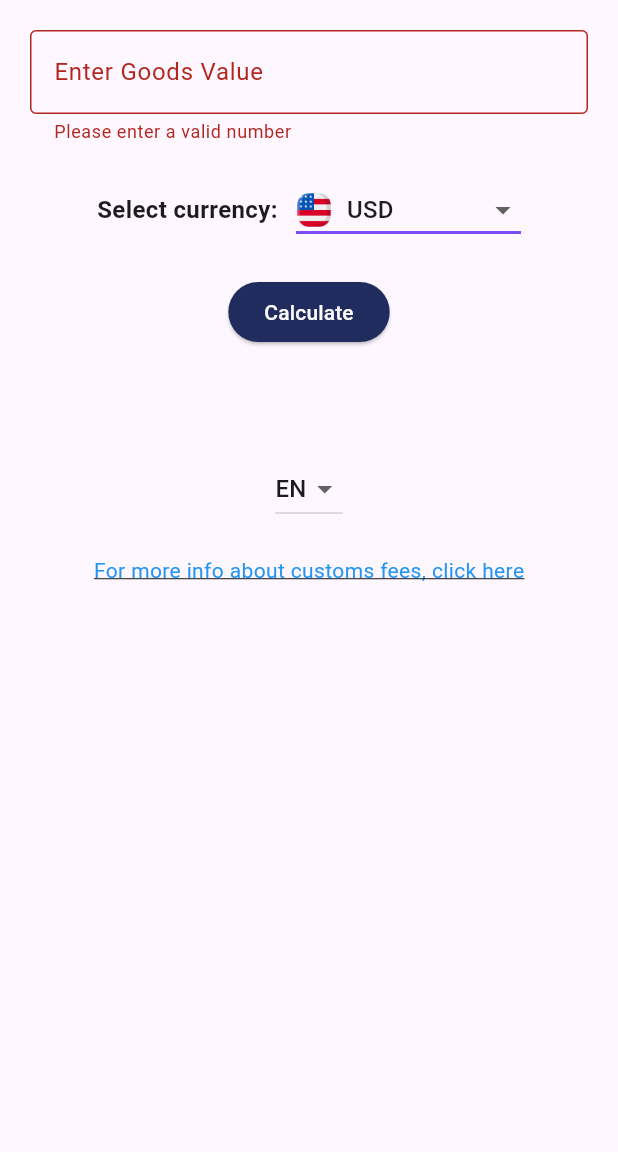
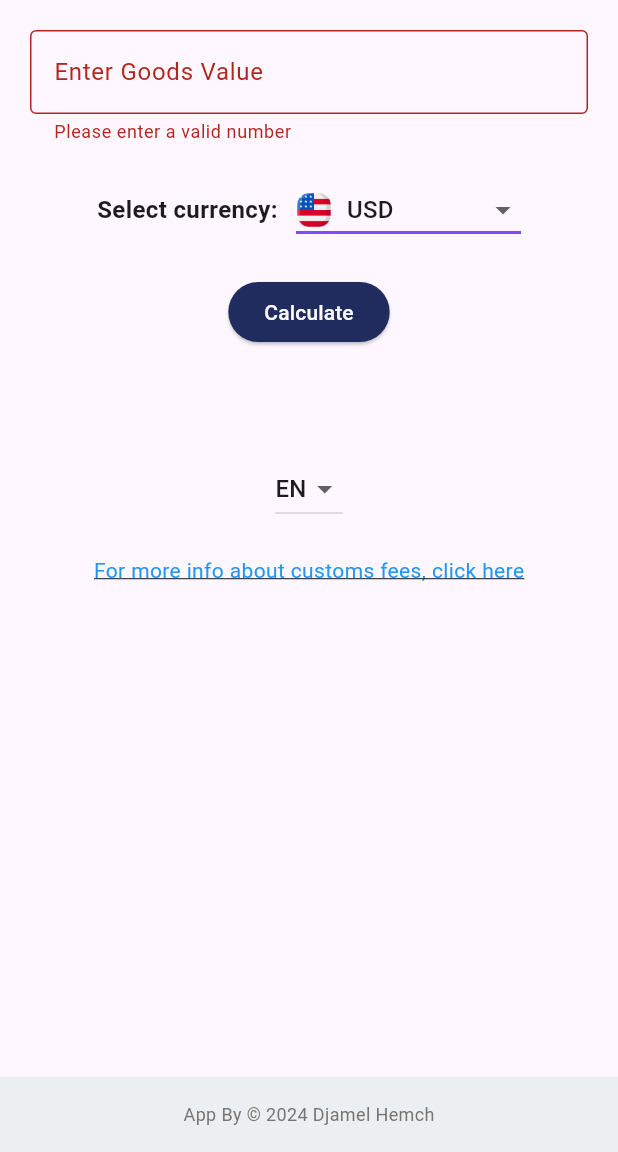
Before and after one commit to djamelhemch/dz_customs_fees, a Flutter app: the screen it shows after launch, after a tap on "Calculate", on a phone screen of 412 x 824 dp, the part 84-1236 px from its top. Run offline on Flutter 3.47's test engine with Material 3 defaults, Android fonts, the phone set to English and light mode, and no system bars; network calls fail.

```diff
--- a/lib/main.dart
+++ b/lib/main.dart
@@ -22,6 +22,19 @@ class MyApp extends StatelessWidget {
             primarySwatch: Colors.blue,
             visualDensity: VisualDensity.adaptivePlatformDensity,
           ),
+          supportedLocales: const [
+            Locale('en', ''), // English
+            Locale('fr', ''), // French
+            Locale('ar', ''), // Arabic
+          ],
+          localeResolutionCallback: (locale, supportedLocales) {
+            for (var supportedLocale in supportedLocales) {
+              if (supportedLocale.languageCode == locale?.languageCode) {
+                return supportedLocale;
+              }
+            }
+            return supportedLocales.first;
+          },
         ),
       ),
     );
@@ -50,7 +63,7 @@ class LocaleProvider with ChangeNotifier {
       "failedToLoadExchangeRate": "Failed to load exchange rate",
       "moreInfo": "For more info about customs fees, click here",
       "RateTo" : "Rate to DZD",
-      "CurrentRate" : "Current Exchange Rates To Algerian Dinar",
+      "CurrentRate" : "Current Exchange Rates To Algerian Dinar :",
       "Selectcurrency": "Select currency"
     },
     'fr': {
@@ -65,7 +78,7 @@ class LocaleProvider with ChangeNotifier {
       "failedToLoadExchangeRate": "Échec du chargement du taux de change",
       "moreInfo": "Pour plus d'informations sur les frais de douane, cliquez ici",
       "RateTo" : "Taux en DZD",
-      "CurrentRate" : "Taux de change actuels en dinar algérien",
+      "CurrentRate" : "Taux de change actuels en dinar algérien :",
       "Selectcurrency": "Sélectionnez la devise"
     },
     'ar': {
@@ -79,8 +92,8 @@ class LocaleProvider with ChangeNotifier {
       "error": "حدث خطأ",
       "failedToLoadExchangeRate": "فشل تحميل سعر الصرف",
       "moreInfo": "لمزيد من المعلومات حول الرسوم الجمركية، انقر هنا",
-      "RateTo" : "السعر دج ",
-      "CurrentRate" : "أسعار الصرف الحالية إلى الدينار الجزائري",
+      "RateTo" : "السعر د.ج ",
+      "CurrentRate" : "أسعار الصرف الحالية إلى الدينار الجزائري :",
       "Selectcurrency": "اختر العملة"
       // Add more locales as needed
     }
@@ -97,8 +110,9 @@ class CustomsCalculator extends StatefulWidget {
 class _CustomsCalculatorState extends State<CustomsCalculator> {
   final TextEditingController _goodsValueController = TextEditingController();
   double _customsDuty = 0.0, _vat = 0.0, _totalFees = 0.0;
-  final String _currency = 'USD';
+  String _currency = 'USD';
   String? _errorText;
+  String? _exchangeRateError;
   bool _isLoading = false;
 
   Future<void> calculateCustomsFees() async {
@@ -154,9 +168,14 @@ class _CustomsCalculatorState extends State<CustomsCalculator> {
       }
       setState(() {
         _exchangeRates = newRates;
+        _exchangeRateError = null;  // Clear any previous errors if successful
       });
     } catch (e) {
-      print('Error fetching exchange rates: $e');
+
+      setState(() {
+        _exchangeRates.clear();  // Clear any existing rates
+        _exchangeRateError = 'Failed to load exchange rates'; // Set an appropriate error message
+      });
     }
   }
 
@@ -248,51 +267,83 @@ class _CustomsCalculatorState extends State<CustomsCalculator> {
             const SizedBox(height: 20),
             if (_errorText == null) ...[
               Text(
+                localizations.locale == 'ar' ?
+                '${localizations.translate('customsDuty')}: ${_customsDuty.toStringAsFixed(2)} دج' :
                 '${localizations.translate('customsDuty')}: ${_customsDuty.toStringAsFixed(2)} DZD',
                 style: const TextStyle(
-                  fontSize: 20, // Specific larger font size for these texts
-                  fontWeight: FontWeight.bold, // Making the text bold to emphasize
-                  color: Colors.black, // Specifying color, adjust if you have a theme color
+                  fontSize: 20,
+                  fontWeight: FontWeight.bold,
+                  color: Colors.black,
                 ),
               ),
 
               Text(
+                localizations.locale == 'ar' ?
+                '${localizations.translate('vat')}: ${_vat.toStringAsFixed(2)} دج' :
                 '${localizations.translate('vat')}: ${_vat.toStringAsFixed(2)} DZD',
                 style: const TextStyle(
-                  fontSize: 20, // Consistent font size for similar texts
+                  fontSize: 20,
                   fontWeight: FontWeight.bold,
                   color: Colors.black,
                 ),
               ),
-              Text('${localizations.translate('totalFees')}: ${_totalFees.toStringAsFixed(2)} DZD',
+
+              Text(
+                localizations.locale == 'ar' ?
+                '${localizations.translate('totalFees')}: ${_totalFees.toStringAsFixed(2)} دج' :
+                '${localizations.translate('totalFees')}: ${_totalFees.toStringAsFixed(2)} DZD',
                 style: const TextStyle(
-                  fontSize: 20, // Consistent font size for similar texts
+                  fontSize: 20,
                   fontWeight: FontWeight.bold,
                   color: Colors.black,
                 ),
               ),
+              const SizedBox(height: 20),
               Column(
-                crossAxisAlignment: CrossAxisAlignment.start,
+                mainAxisAlignment: MainAxisAlignment.center,
+                crossAxisAlignment: CrossAxisAlignment.center,
                 children: <Widget>[
+                  if (_exchangeRates.isNotEmpty) ...[
+                    Text(
+                      localizations.translate('CurrentRate'),
+                      style: const TextStyle(
+                        fontSize: 16, // Increasing the font size
+                        fontWeight: FontWeight.bold, // Making the text bold
+                        color: Colors.blue, // Changing the text color to blue
 
-                  const SizedBox(height: 20),
-                   Text(localizations.translate('CurrentRate')),
+                        decoration: TextDecoration.underline, // Underlining the text
+                        decorationColor: Colors.blue, // Color of the underline
+                        decorationStyle: TextDecorationStyle.solid, // Style of the underline
+                      ),
+                    )
+                    ,
                     DataTable(
                       columns: <DataColumn>[
-                      DataColumn(label: Text(localizations.translate('currency'))),  // Correct usage of Text widget
-                      DataColumn(label: Text(localizations.translate('RateTo'))),   // Ensure the key 'RateTo' is defined in your translations
+                        DataColumn(label: Text(localizations.translate('currency'))),
+                        DataColumn(label: Text(localizations.translate('RateTo'))),
                       ],
                       rows: _exchangeRates.entries.map((entry) => DataRow(
                         cells: [
                           DataCell(Row(children: [
-                          Image.asset('lib/assets/images/${entry.key}.png', width: 20),  // Currency icon
-                          Text(entry.key),
+                            Image.asset('lib/assets/images/${entry.key}.png', width: 20),
+                            Text("  1 ${entry.key}"),
                           ])),
                           DataCell(Row(children: [
-                        Image.asset('lib/assets/images/DZD.png', width: 24),  // DZD Currency icon
-                          Text('${entry.value.toStringAsFixed(2)} DZD')])),
-                    ])).toList(),
+                            Image.asset('lib/assets/images/DZD.png', width: 20),
+                            Text('${entry.value.toStringAsFixed(2)} DZD'),
+                          ])),
+                        ],
+                      )).toList(),
                     ),
+                  ] else if (_exchangeRateError != null) ...[
+                    Padding(
+                      padding: EdgeInsets.all(20),
+                      child: Text(
+                        _exchangeRateError!,
+                        style: const TextStyle(color: Colors.red, fontSize: 16),
+                      ),
+                    )
+                  ],
                 ],
               )
             ],
@@ -330,6 +381,20 @@ class _CustomsCalculatorState extends State<CustomsCalculator> {
           ],
         ),
       ),
+      bottomNavigationBar: Container(
+        height: 50,
+        width: double.infinity,
+        color: Colors.blueGrey[50],  // Optional: for better visibility
+        padding: const EdgeInsets.symmetric(vertical: 10, horizontal: 20),
+        alignment: Alignment.center,
+        child: Text(
+          'App By © 2024 Djamel Hemch',  // Update the year and your name accordingly
+          style: TextStyle(
+            fontSize: 12,
+            color: Colors.grey[600],
+          ),
+        ),
+      ),
     );
   }
 
--- a/pubspec.yaml
+++ b/pubspec.yaml
@@ -37,6 +37,7 @@ dependencies:
   cupertino_icons: ^1.0.2
   provider: ^6.1.2
   url_launcher: ^6.0.9
+
 
   flutter_localizations:
     sdk: flutter
```
Also changed, not shown: 1 other file. Lines whose indentation alone changed are shown as unchanged.
